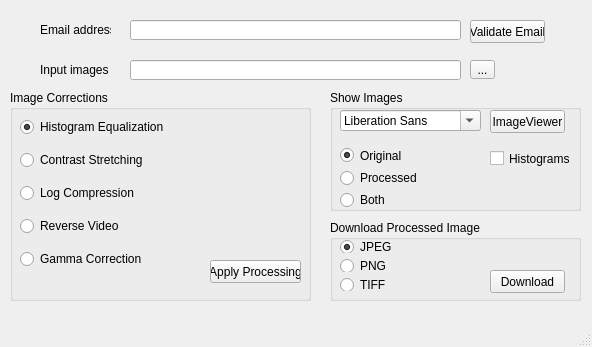
mdholbrook/bme590final, file GUI/main_window_design.ui: the form before one commit.
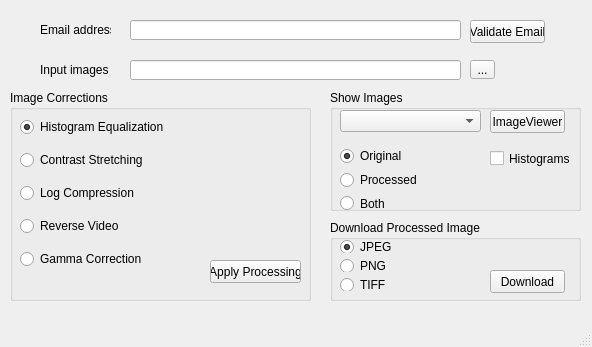
The form after the commit.

Commit message: Updated comboBox to be the correct type

```diff
--- a/GUI/main_window_design.ui
+++ b/GUI/main_window_design.ui
@@ -140,16 +140,6 @@
     <property name="title">
      <string>Show Images</string>
     </property>
-    <widget class="QFontComboBox" name="fontComboBoxShowImage">
-     <property name="geometry">
-      <rect>
-       <x>10</x>
-       <y>20</y>
-       <width>141</width>
-       <height>21</height>
-      </rect>
-     </property>
-    </widget>
     <widget class="QPushButton" name="pushButtonImageViewer">
      <property name="geometry">
       <rect>
@@ -169,7 +159,7 @@
        <x>10</x>
        <y>57</y>
        <width>131</width>
-       <height>61</height>
+       <height>65</height>
       </rect>
      </property>
      <layout class="QVBoxLayout" name="verticalLayout_2">
@@ -212,6 +202,16 @@
       <string>Histograms</string>
      </property>
     </widget>
+    <widget class="QComboBox" name="comboBox">
+     <property name="geometry">
+      <rect>
+       <x>10</x>
+       <y>20</y>
+       <width>141</width>
+       <height>22</height>
+      </rect>
+     </property>
+    </widget>
    </widget>
    <widget class="QGroupBox" name="groupBox_3">
     <property name="geometry">
```
The commit also changes 1 other file.
